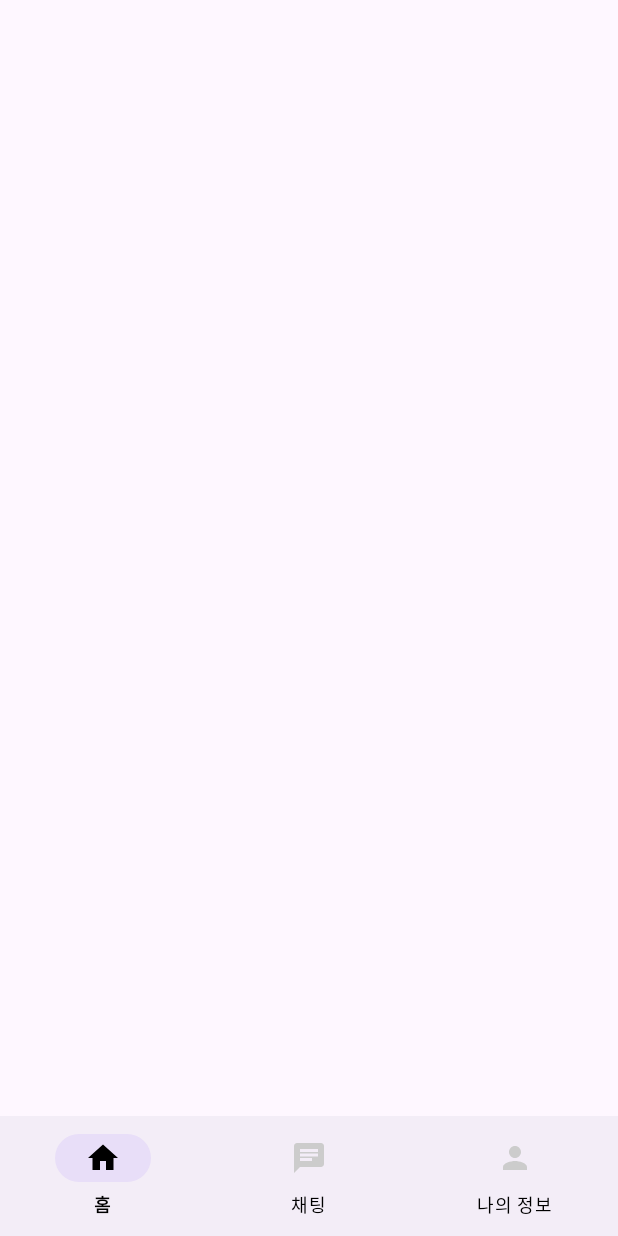
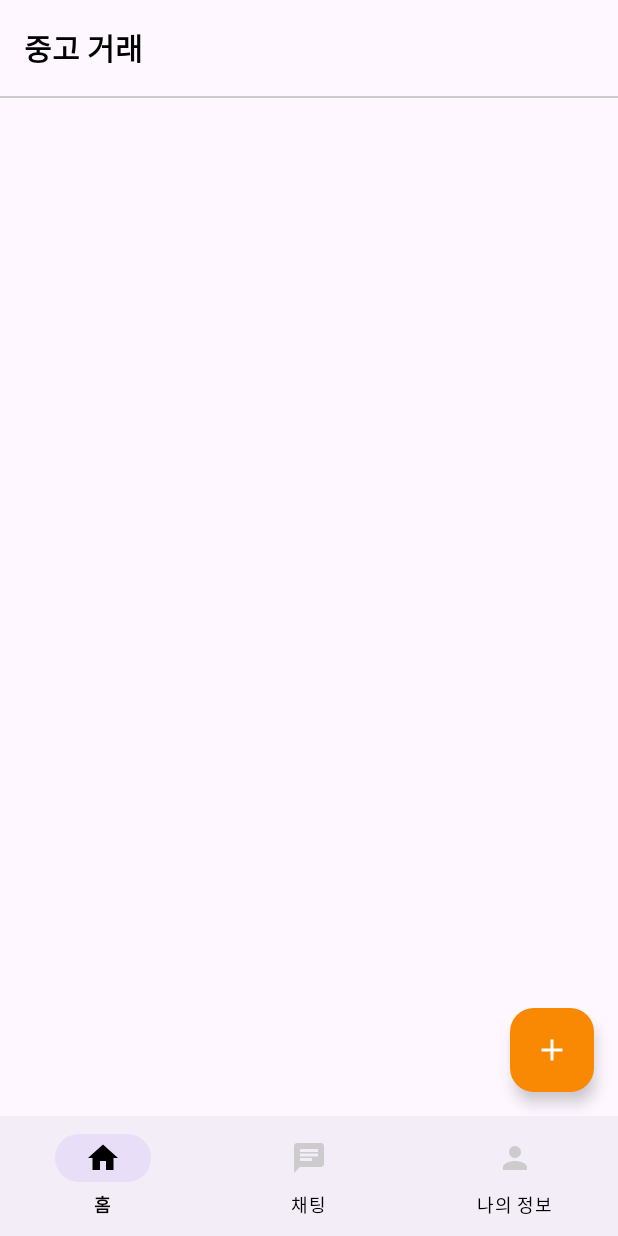
Before and after one commit to miin9999/used_goods, an Android app: the screen it shows after launch (MainActivity), on a phone screen of 412 x 824 dp. Run offline under Robolectric (Android 15) with nearby library versions, the phone set to English and light mode, and no system bars; our stand-ins replace Firebase (no records; nobody signed in at launch, a user with empty details on screens opened directly).

Commit message:
HomeFragment Finish

```diff
--- a/app/src/main/AndroidManifest.xml
+++ b/app/src/main/AndroidManifest.xml
@@ -21,6 +21,7 @@
                 <category android:name="android.intent.category.LAUNCHER" />
             </intent-filter>
         </activity>
+        <activity android:name=".home.AddArticleActivity"/>
     </application>
 
 </manifest>
--- a/app/src/main/java/exercise/used_goods_transaction/home/HomeFragment.kt
+++ b/app/src/main/java/exercise/used_goods_transaction/home/HomeFragment.kt
@@ -1,8 +1,12 @@
 package exercise.used_goods_transaction.home
 
+import android.content.Intent
 import android.os.Bundle
+import android.util.Log
 import android.view.View
 import androidx.fragment.app.Fragment
+import androidx.recyclerview.widget.LinearLayoutManager
+import com.google.android.material.snackbar.Snackbar
 import com.google.firebase.auth.FirebaseAuth
 import com.google.firebase.auth.ktx.auth
 import com.google.firebase.database.ChildEventListener
@@ -12,13 +16,20 @@ import com.google.firebase.database.DatabaseReference
 import com.google.firebase.database.ktx.ChildEvent
 import com.google.firebase.database.ktx.database
 import com.google.firebase.ktx.Firebase
+import exercise.used_goods_transaction.DBkeys
+import exercise.used_goods_transaction.DBkeys.Companion.CHILD_CHAT
+import exercise.used_goods_transaction.DBkeys.Companion.DB_ARTICLES
+import exercise.used_goods_transaction.DBkeys.Companion.DB_CHAT
+import exercise.used_goods_transaction.DBkeys.Companion.DB_USERS
 import exercise.used_goods_transaction.R
+import exercise.used_goods_transaction.chatList.ChatListItem
 import exercise.used_goods_transaction.databinding.FragmentHomeBinding
 
 class HomeFragment : Fragment(R.layout.fragment_home){
 
 
     private lateinit var articleDB: DatabaseReference
+    private lateinit var userDB: DatabaseReference
     private val articleList = mutableListOf<ArticleModel>()
     private lateinit var articleAdapter : ArticleAdapter
 
@@ -33,6 +44,8 @@ class HomeFragment : Fragment(R.layout.fragment_home){
 
             val articleModelFromDB = snapshot.getValue(ArticleModel::class.java)
             articleModelFromDB ?: return
+
+            //Log.d("onChildAddedTest",articleModelFromDB.price)
             articleList.add(articleModelFromDB)
             articleAdapter.submitList(articleList)
 
@@ -49,11 +62,75 @@ class HomeFragment : Fragment(R.layout.fragment_home){
     override fun onViewCreated(view: View, savedInstanceState: Bundle?) {
         super.onViewCreated(view, savedInstanceState)
 
-        // DB에 있는 아이템들을 어댑터로 가져와서 보여주기
-        // 1. DB 설정 (파베 realtime database)
-        // 2. 어댑터 만들고 아이템 리스너로 DB에 있는 아이템 가져오기
 
-        articleDB = Firebase.database.reference.child("Articles")
+        val fragmentHomeBinding = FragmentHomeBinding.bind(view)
+        binding = fragmentHomeBinding
+        articleList.clear() // 리스트 한 번 초기화인데 왜 하는지 모르겠음 일단 주석처리해서 없을 때를 확인해보기
+
+        userDB = Firebase.database.reference.child(DB_USERS)
+        articleDB = Firebase.database.reference.child(DB_ARTICLES)
+
+        articleAdapter = ArticleAdapter(onItemClicked = { articleModel ->
+            if(auth.currentUser != null) {
+                // 로그인을 한 상태
+                if(auth.currentUser!!.uid != articleModel.sellerId){
+                    // 현재 나의 id와 seller의 아이디가 같지 않다면 채팅방을 열기
+                    val chatRoom = ChatListItem(
+                        buyerId = auth.currentUser!!.uid,
+                        sellerId = articleModel.sellerId,
+                        itemTitle = articleModel.title,
+                        key = System.currentTimeMillis() // 현재 시각을 key로
+                    )
+
+                    // 위의 채팅방 정보를 DB에 넘겨야 함
+                    userDB.child(auth.currentUser!!.uid)
+                        .child(CHILD_CHAT)
+                        .push()
+                        .setValue(chatRoom)
+
+                    userDB.child(articleModel.sellerId)
+                        .child(CHILD_CHAT)
+                        .push()
+                        .setValue(chatRoom)
+
+                    Snackbar.make(view,"채팅방이 생성되었습니다. 채팅탭에서 확인해주세요",Snackbar.LENGTH_LONG).show()
+
+                }
+            }else{
+                //로그인이 안 되어 있을 때
+                Snackbar.make(view,"로그인 후 사용해주세요",Snackbar.LENGTH_LONG).show()
+
+            }
+        })
+
+        fragmentHomeBinding.articleRecyclerView.layoutManager = LinearLayoutManager(context)
+        fragmentHomeBinding.articleRecyclerView.adapter = articleAdapter
+
+        fragmentHomeBinding.addFloatingButton.setOnClickListener {
+            // 등록하기 버튼을 눌렀을 때의 행동
+            // 로그인 후에 사용해야 하니 로그인이 되어 있는지 체크, 되어 있다면 새로운 activity로 넘어간다
+
+            if(auth.currentUser?.uid != null){
+                val intent = Intent(requireContext(),AddArticleActivity::class.java)
+                startActivity(intent)
+            }else{
+                Snackbar.make(view,"로그인 후 사용해주세요",Snackbar.LENGTH_LONG).show()
+
+            }
+        }
+
+
+        articleDB.addChildEventListener(listener)
 
     }
+
+    override fun onResume() {
+        super.onResume()
+        articleAdapter.notifyDataSetChanged()
+    }
+
+    override fun onDestroy() {
+        super.onDestroy()
+        articleDB.removeEventListener(listener)
+    }
 }
--- a/app/src/main/java/exercise/used_goods_transaction/myPage/MyPageFragment.kt
+++ b/app/src/main/java/exercise/used_goods_transaction/myPage/MyPageFragment.kt
@@ -11,5 +11,7 @@ class MyPageFragment : Fragment(R.layout.fragment_mypage){
         super.onViewCreated(view, savedInstanceState)
 
 
+
+
     }
 }
--- /dev/null
+++ b/app/src/main/res/drawable/baseline_add_24.xml
@@ -0,0 +1,5 @@
+<vector android:height="24dp" android:tint="#000000"
+    android:viewportHeight="24" android:viewportWidth="24"
+    android:width="24dp" xmlns:android="http://schemas.android.com/apk/res/android">
+    <path android:fillColor="@android:color/white" android:pathData="M19,13h-6v6h-2v-6H5v-2h6V5h2v6h6v2z"/>
+</vector>
--- /dev/null
+++ b/app/src/main/res/layout/activity_add_article.xml
@@ -0,0 +1,6 @@
+<?xml version="1.0" encoding="utf-8"?>
+<androidx.constraintlayout.widget.ConstraintLayout xmlns:android="http://schemas.android.com/apk/res/android"
+    android:layout_width="match_parent"
+    android:layout_height="match_parent">
+
+</androidx.constraintlayout.widget.ConstraintLayout>
--- a/app/src/main/res/layout/fragment_home.xml
+++ b/app/src/main/res/layout/fragment_home.xml
@@ -1,6 +1,55 @@
 <?xml version="1.0" encoding="utf-8"?>
 <androidx.constraintlayout.widget.ConstraintLayout xmlns:android="http://schemas.android.com/apk/res/android"
+    xmlns:app="http://schemas.android.com/apk/res-auto"
     android:layout_width="match_parent"
     android:layout_height="match_parent">
 
+    <LinearLayout
+        android:id="@+id/toolBarLayout"
+        android:layout_width="0dp"
+        android:layout_height="?attr/actionBarSize"
+        android:gravity="center_vertical"
+        app:layout_constraintEnd_toEndOf="parent"
+        app:layout_constraintStart_toStartOf="parent"
+        app:layout_constraintTop_toTopOf="parent">
+
+        <TextView
+            android:layout_width="wrap_content"
+            android:layout_height="wrap_content"
+            android:layout_marginStart="16dp"
+            android:text="중고 거래"
+            android:textColor="@color/black"
+            android:textSize="20sp"
+            android:textStyle="bold" />
+    </LinearLayout>
+
+    <View
+        android:layout_width="0dp"
+        android:layout_height="1dp"
+        android:background="@color/gray_cc"
+        app:layout_constraintEnd_toEndOf="parent"
+        app:layout_constraintStart_toStartOf="parent"
+        app:layout_constraintTop_toBottomOf="@id/toolBarLayout" />
+
+    <androidx.recyclerview.widget.RecyclerView
+        android:id="@+id/articleRecyclerView"
+        android:layout_width="0dp"
+        android:layout_height="0dp"
+        app:layout_constraintBottom_toBottomOf="parent"
+        app:layout_constraintEnd_toEndOf="parent"
+        app:layout_constraintStart_toStartOf="parent"
+        app:layout_constraintTop_toBottomOf="@id/toolBarLayout" />
+
+    <com.google.android.material.floatingactionbutton.FloatingActionButton
+        android:id="@+id/addFloatingButton"
+        android:layout_width="wrap_content"
+        android:layout_height="wrap_content"
+        android:layout_margin="16dp"
+        android:backgroundTint="@color/orange"
+        android:src="@drawable/baseline_add_24"
+        app:layout_constraintBottom_toBottomOf="parent"
+        app:layout_constraintEnd_toEndOf="parent"
+        app:tint="@color/white" />
+
+
 </androidx.constraintlayout.widget.ConstraintLayout>
--- a/app/src/main/res/values/colors.xml
+++ b/app/src/main/res/values/colors.xml
@@ -4,5 +4,6 @@
     <color name="white">#FFFFFFFF</color>
     <color name="deepGreen">#008000</color>
     <color name="gray_cc">#cccccc</color>
+    <color name="orange">#F98802</color>
 
 </resources>
```
Also changed, not shown: app/src/main/java/exercise/used_goods_transaction/DBkeys.kt (added, +17 -0 lines), app/src/main/java/exercise/used_goods_transaction/chatList/ChatListItem.kt (added, +11 -0 lines), app/src/main/java/exercise/used_goods_transaction/home/AddArticleActivity.kt (added, +18 -0 lines), app/src/main/java/exercise/used_goods_transaction/home/ArticleAdapter.kt (+3 -10 lines).
